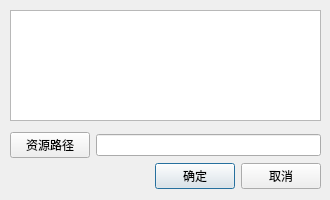
Old version of the form plugins/libctk_zoocmd_ui/SetupDlg.ui in the repository shamozhishu/zoo.
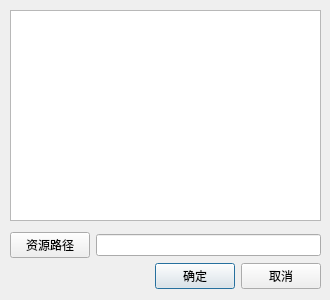
New version of the form. Icons and pictures are not drawn.

What changed in the file:
```diff
--- a/plugins/libctk_zoocmd_ui/SetupDlg.ui
+++ b/plugins/libctk_zoocmd_ui/SetupDlg.ui
@@ -10,7 +10,7 @@
     <x>0</x>
     <y>0</y>
     <width>330</width>
-    <height>200</height>
+    <height>300</height>
    </rect>
   </property>
   <property name="windowTitle">
@@ -27,7 +27,7 @@
    <property name="geometry">
     <rect>
      <x>10</x>
-     <y>160</y>
+     <y>260</y>
      <width>311</width>
      <height>33</height>
     </rect>
@@ -81,7 +81,7 @@
    <property name="geometry">
     <rect>
      <x>10</x>
-     <y>130</y>
+     <y>230</y>
      <width>311</width>
      <height>31</height>
     </rect>
@@ -109,12 +109,15 @@
      <x>10</x>
      <y>10</y>
      <width>311</width>
-     <height>111</height>
+     <height>211</height>
     </rect>
    </property>
    <property name="layoutDirection">
     <enum>Qt::LeftToRight</enum>
    </property>
+   <property name="autoFillBackground">
+    <bool>true</bool>
+   </property>
   </widget>
  </widget>
  <resources>
```
